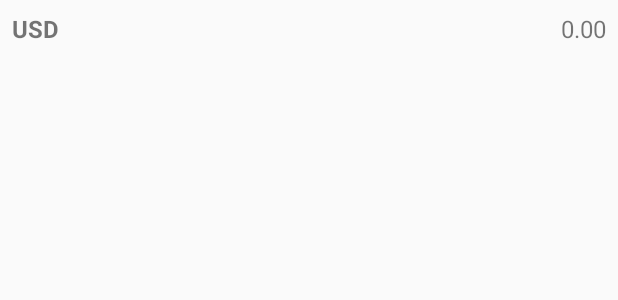
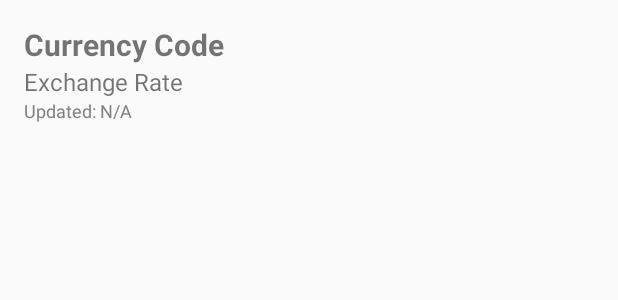
Before and after one commit to UlisesBGZ/exchangerateappp, an Android app built with Jetpack Compose: the layout item_exchange_rate.xml on its own in the app's theme, with its tools: preview values and no code run, on a phone screen of 412 x 824 dp. Shown: the top 300 px of the screen. Run offline under Robolectric (Android 15) with nearby library versions, the phone set to English and light mode, and no system bars.

```diff
--- a/app/src/main/res/layout/item_exchange_rate.xml
+++ b/app/src/main/res/layout/item_exchange_rate.xml
@@ -2,22 +2,27 @@
 <LinearLayout xmlns:android="http://schemas.android.com/apk/res/android"
     android:layout_width="match_parent"
     android:layout_height="wrap_content"
-    android:orientation="horizontal"
-    android:padding="8dp">
+    android:orientation="vertical"  android:padding="16dp">  <TextView
+    android:id="@+id/currencyTextView"
+    android:layout_width="match_parent"
+    android:layout_height="wrap_content"
+    android:textSize="20sp"
+    android:textStyle="bold"
+    android:text="Currency Code" />
 
     <TextView
-        android:id="@+id/txtCurrency"
-        android:layout_width="0dp"
-        android:layout_weight="1"
+        android:id="@+id/rateTextView"
+        android:layout_width="match_parent"
         android:layout_height="wrap_content"
         android:textSize="16sp"
-        android:textStyle="bold"
-        android:text="USD"/>
+        android:text="Exchange Rate" />
 
     <TextView
-        android:id="@+id/txtRate"
-        android:layout_width="wrap_content"
+        android:id="@+id/lastUpdateTextView"
+        android:layout_width="match_parent"
         android:layout_height="wrap_content"
-        android:textSize="16sp"
-        android:text="0.00"/>
+        android:textSize="12sp"
+        android:textColor="#808080"
+        android:text="Updated: N/A" />
+
 </LinearLayout>
```
Also changed, not shown: app/src/main/java/com/example/exchangerateapp/MainActivity.kt (+5 -2 lines), app/src/main/java/com/example/exchangerateapp/ui/ExchangeRateAdapter.kt (+37 -12 lines), app/src/main/res/layout/activity_main.xml (+15 -4 lines).
